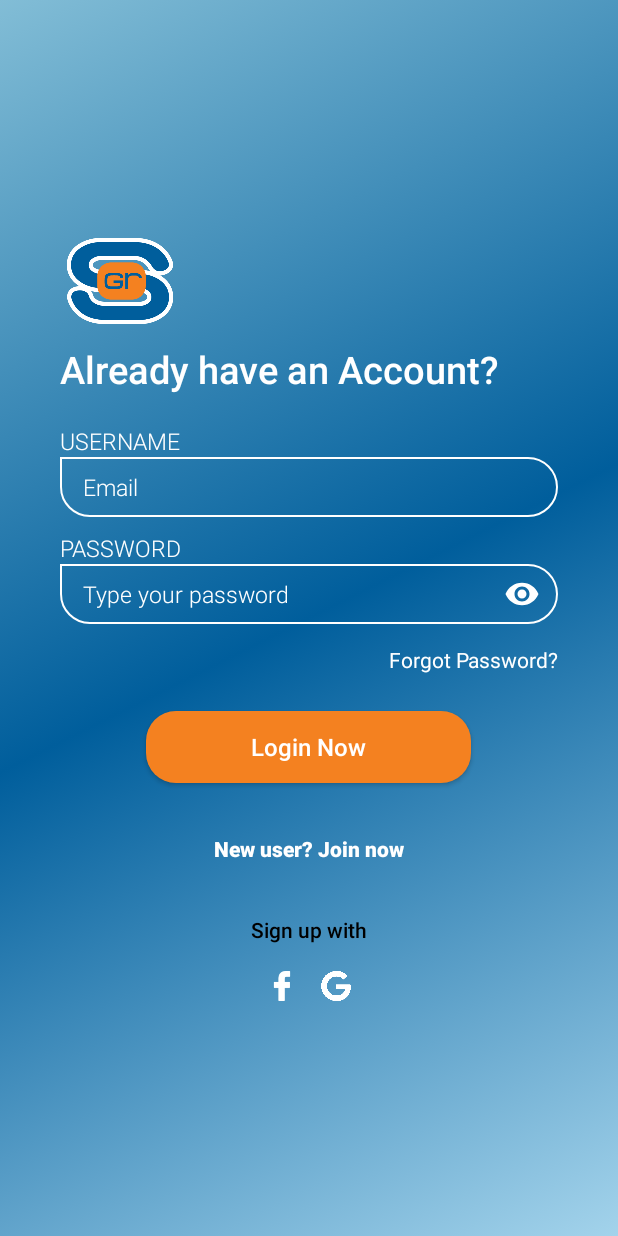
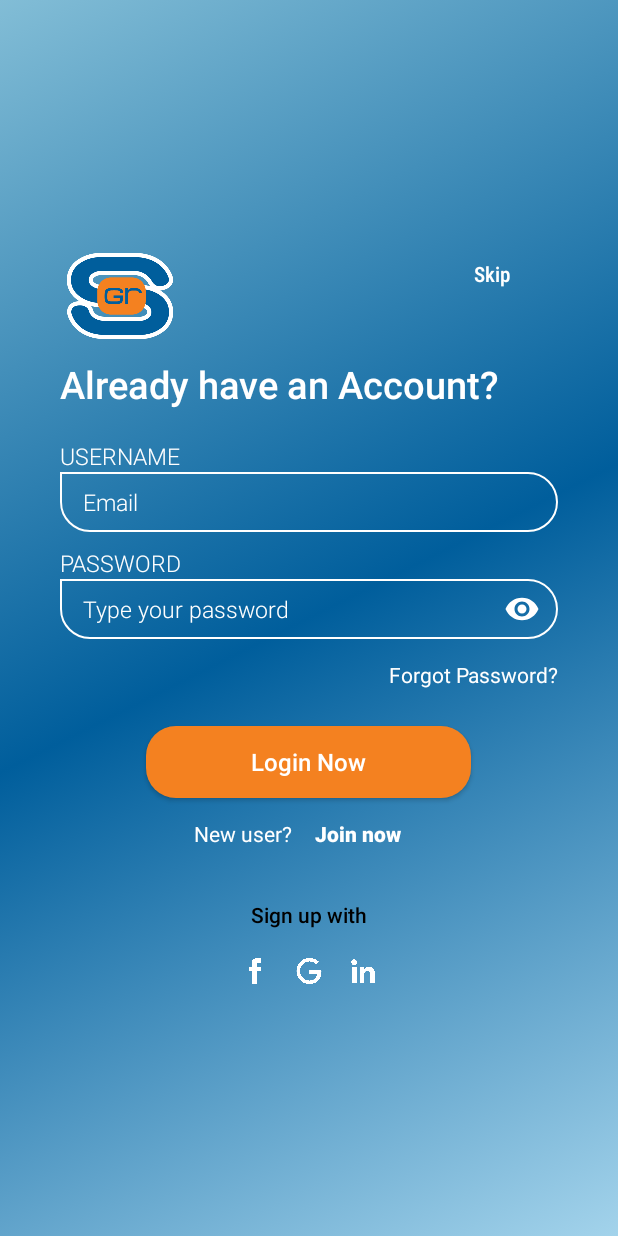
Before and after one commit to enalymounioz/XChange_Calculus, an Android app: the layout activity_login.xml on its own in the app's theme, with its tools: preview values and no code run, on a phone screen of 412 x 824 dp. Run offline under Robolectric (Android 15) with nearby library versions, the phone set to English and light mode, and no system bars.

Commit message:
Merge branch 'master' of D:\Android Projects\SkywalkerNew with conflicts.

```diff
--- a/app/src/main/AndroidManifest.xml
+++ b/app/src/main/AndroidManifest.xml
@@ -9,8 +9,9 @@
         android:roundIcon="@mipmap/ic_launcher_round"
         android:supportsRtl="true"
         android:theme="@style/AppTheme">
-        <activity android:name=".Activities.ActivitySignUp"></activity>
-        <activity android:name=".Activities.ActivityMainLogin" />
+        <activity android:name=".ActivirySearchHome"></activity>
+        <activity android:name=".Activities.ActivitySignUp" />
+        <activity android:name=".Activities.ActivityLogin" />
         <activity android:name=".ActivitySplash">
             <intent-filter>
                 <action android:name="android.intent.action.MAIN" />
--- a/app/src/main/java/com/sky/casper/skywalker_new_app/ActivitySplash.java
+++ b/app/src/main/java/com/sky/casper/skywalker_new_app/ActivitySplash.java
@@ -40,8 +40,7 @@ public class ActivitySplash extends AppCompatActivity {
             @Override
             public void run() {
                 db = new DatabaseHelper(ActivitySplash.this); /// create database before moving to the main screen
-                Intent intent = new Intent(ActivitySplash.this,ActivityMainLogin.class);
-                intent.setFlags(Intent.FLAG_ACTIVITY_NEW_TASK | Intent.FLAG_ACTIVITY_CLEAR_TASK); /// delete splash activity
+                Intent intent=new Intent(ActivitySplash.this,ActivityMainLogin.class);
                 startActivity(intent);
             }
         },timeout);
--- a/app/src/main/res/layout/activity_login_main.xml
+++ b/app/src/main/res/layout/activity_login.xml
@@ -6,7 +6,7 @@
     android:layout_width="match_parent"
     android:layout_height="match_parent"
     android:background="@drawable/gradient_animation"
-    tools:context=".Activities.ActivityMainLogin">
+    tools:context=".Activities.ActivityLogin">
 
     <ScrollView
         android:layout_width="match_parent"
@@ -27,7 +27,21 @@
                 android:adjustViewBounds="true"
                 android:contentDescription="@string/logo"
                 android:scaleType="fitCenter"
-                android:src="@drawable/app_logo" />
+                android:src="@drawable/app_logo"
+                android:layout_alignParentStart="true"/>
+
+            <Button
+                android:id="@+id/button_skip"
+                android:layout_width="wrap_content"
+                android:layout_height="wrap_content"
+                android:background="@drawable/btn_trans"
+                android:fontFamily="sans-serif-condensed-light"
+                android:onClick="buttonSkip"
+                android:text="@string/skip"
+                android:textColor="@color/white"
+                android:textAllCaps="false"
+                android:textStyle="bold"
+                android:layout_alignParentEnd="true"/>
 
             <RelativeLayout
                 android:id="@+id/rellay1"
@@ -164,20 +178,34 @@
                     android:textColor="@color/white"
                     android:textSize="16sp"/>
 
+                <LinearLayout
+                    android:id="@+id/linlay3"
+                    android:layout_width="wrap_content"
+                    android:layout_height="wrap_content"
+                    android:layout_below="@+id/button_confirm"
+                    android:layout_centerHorizontal="true">
+
+                    <TextView
+                        android:layout_width="wrap_content"
+                        android:layout_height="wrap_content"
+                        android:fontFamily="sans-serif"
+                        android:text="@string/new_user"
+                        android:textColor="@color/white" />
+
                     <Button
                         android:id="@+id/button_signup"
                         android:layout_width="wrap_content"
                         android:layout_height="wrap_content"
-                    android:layout_below="@+id/button_confirm"
-                    android:layout_centerHorizontal="true"
-                    android:layout_marginTop="20dp"
                         android:background="@drawable/btn_trans"
                         android:fontFamily="sans-serif-medium"
-                    android:onClick="btn_signup"
+                        android:onClick="buttonSignup"
                         android:text="@string/new_user_register_now"
                         android:textColor="@color/white"
                         android:textAllCaps="false"
                         android:textStyle="bold"/>
+
+
+                </LinearLayout>
 
                 <TextView
                     android:layout_width="wrap_content"
@@ -185,7 +213,7 @@
                     android:fontFamily="sans-serif-medium"
                     android:text="@string/or_use_social_media"
                     android:textColor="@color/black"
-                    android:layout_below="@+id/button_signup"
+                    android:layout_below="@+id/linlay3"
                     android:layout_centerHorizontal="true"
                     android:paddingTop="20dp"/>
 
@@ -205,16 +233,25 @@
                     android:layout_height="20dp"
                     android:layout_margin="8dp"
                     android:layout_weight="1"
-                    android:contentDescription="@string/facebooklogo"
-                    app:srcCompat="@drawable/fb" />
+                    android:contentDescription="@string/facebook_logo"
+                    app:srcCompat="@drawable/facebook_logo" />
                 <ImageView
                     android:id="@+id/imageGoogle"
                     android:layout_width="20dp"
                     android:layout_height="20dp"
                     android:layout_margin="8dp"
                     android:layout_weight="1"
-                    android:contentDescription="@string/googlelogo"
-                    app:srcCompat="@drawable/google" />
+                    android:contentDescription="@string/google_logo"
+                    app:srcCompat="@drawable/google_logo" />
+
+                <ImageView
+                    android:id="@+id/imageLinkedin"
+                    android:layout_width="20dp"
+                    android:layout_height="20dp"
+                    android:layout_margin="8dp"
+                    android:layout_weight="1"
+                    android:contentDescription="@string/linkedin"
+                    app:srcCompat="@drawable/linkedin_logo" />
 
             </LinearLayout>
 
--- a/app/src/main/res/values/strings.xml
+++ b/app/src/main/res/values/strings.xml
@@ -24,8 +24,6 @@
     <string name="post_code">Postal Code</string>
 
 
-
-
     <string name="first_name">Type your name</string>
     <string name="physical_address">Type your street address</string>
     <string name="postal_code">Type your postal code</string>
@@ -35,16 +33,20 @@
     <string name="retype_password">Retype Password</string>
 
 
-    <string name="facebooklogo">facebookLogo</string>
-    <string name="googlelogo">googlelogo</string>
+    <string name="facebook_logo">Facebook Logo</string>
+    <string name="google_logo">Google Logo</string>
+    <string name="linkedin">LinkedIn Logo</string>
 
 
     <string name="i_agree_to_the_terms_and_conditions">I Agree to the Terms &amp; Conditions and Privacy Policy</string>
     <string name="or_sign_up_using_social_media">Or Register using Social Media?</string>
     <string name="already_have_an_account">Already have an Account?</string>
     <string name="don_t_have_an_account">Don\'t have an Account?</string>
-    <string name="new_user_register_now">New user? Join now</string>
+    <string name="new_user_register_now">Join now</string>
     <string name="or_use_social_media">Sign up with</string>
+    <string name="linkedin_logo">Linkedin Logo</string>
+    <string name="new_user">New user?</string>
+    <string name="skip">Skip</string>
 
 
 </resources>
```
Also changed, not shown: app/src/main/java/com/sky/casper/skywalker_new_app/ActivirySearchHome.java (added, +14 -0 lines), app/src/main/java/com/sky/casper/skywalker_new_app/Activities/ActivityLogin.java (renamed from app/src/main/java/com/sky/casper/skywalker_new_app/Activities/ActivityMainLogin.java, +8 -10 lines), app/src/main/java/com/sky/casper/skywalker_new_app/Activities/ActivitySignUp.java (+6 -7 lines), app/src/main/res/layout/activity_activiry_search_home.xml (added, +9 -0 lines), app/src/main/res/layout/activity_sign_up.xml (+16 -9 lines), app/src/main/res/drawable/facebook_logo.png (added), app/src/main/res/drawable/fb.png (deleted), app/src/main/res/drawable/google.png (deleted), app/src/main/res/drawable/google_logo.png (added), app/src/main/res/drawable/linkedin_logo.png (added). Lines whose indentation alone changed are shown as unchanged.
